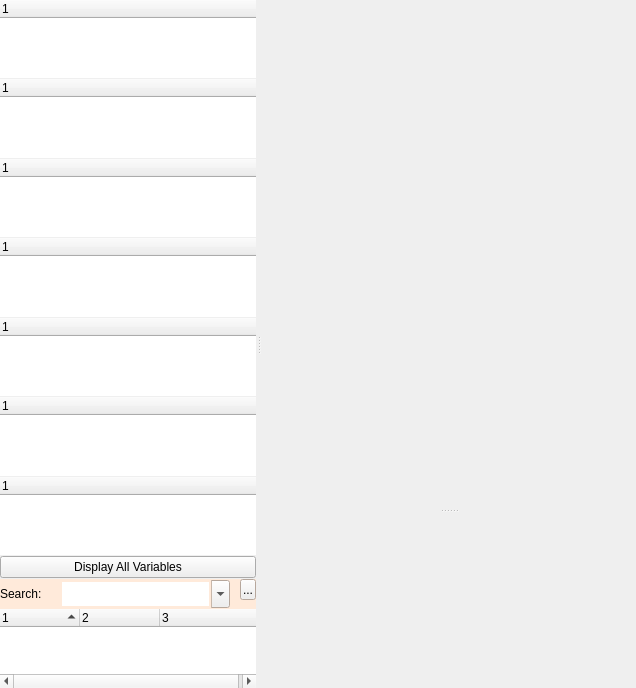
Before: the Qt Designer form src/ui/trigger_editor.ui in Mudlet/Mudlet, drawn with Qt 5.
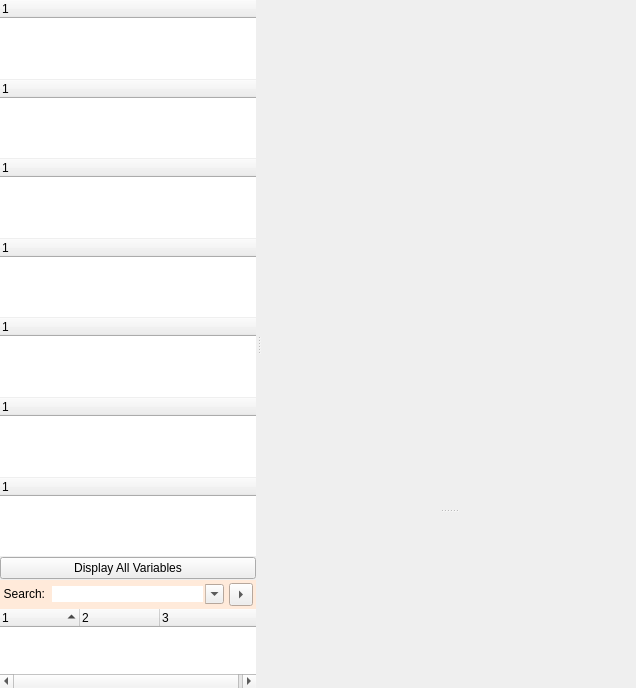
After: the same form once the commit is applied. Icons and pictures are not drawn. Custom widgets are drawn as their Qt base class.

Commit message: Revert: last commit and retry use of style-able built-in triangular icons

```diff
--- a/src/ui/trigger_editor.ui
+++ b/src/ui/trigger_editor.ui
@@ -577,61 +577,46 @@
               </property>
               <item>
                <widget class="QWidget" name="widget_searchTerm" native="true">
-                <layout class="QHBoxLayout" name="horizontalLayout_3">
-                 <property name="spacing">
-                  <number>0</number>
-                 </property>
+                <layout class="QGridLayout" name="gridLayout" columnstretch="0,1,0">
                  <property name="leftMargin">
-                  <number>0</number>
+                  <number>3</number>
                  </property>
                  <property name="topMargin">
-                  <number>0</number>
+                  <number>3</number>
                  </property>
                  <property name="rightMargin">
-                  <number>0</number>
+                  <number>3</number>
                  </property>
                  <property name="bottomMargin">
-                  <number>0</number>
+                  <number>3</number>
                  </property>
-                 <item>
+                 <property name="horizontalSpacing">
+                  <number>5</number>
+                 </property>
+                 <item row="0" column="0" alignment="Qt::AlignRight|Qt::AlignVCenter">
                   <widget class="QLabel" name="label_searchTerm">
                    <property name="sizePolicy">
-                    <sizepolicy hsizetype="Fixed" vsizetype="Preferred">
+                    <sizepolicy hsizetype="Preferred" vsizetype="Preferred">
                      <horstretch>0</horstretch>
                      <verstretch>0</verstretch>
                     </sizepolicy>
                    </property>
-                   <property name="minimumSize">
-                    <size>
-                     <width>60</width>
-                     <height>0</height>
-                    </size>
-                   </property>
                    <property name="text">
                     <string>Search:</string>
                    </property>
+                   <property name="alignment">
+                    <set>Qt::AlignRight|Qt::AlignTrailing|Qt::AlignVCenter</set>
+                   </property>
                   </widget>
                  </item>
-                 <item>
+                 <item row="0" column="1" alignment="Qt::AlignVCenter">
                   <widget class="QComboBox" name="comboBox_searchTerms">
                    <property name="sizePolicy">
-                    <sizepolicy hsizetype="Expanding" vsizetype="Fixed">
+                    <sizepolicy hsizetype="Expanding" vsizetype="Preferred">
                      <horstretch>0</horstretch>
                      <verstretch>0</verstretch>
                     </sizepolicy>
                    </property>
-                   <property name="minimumSize">
-                    <size>
-                     <width>50</width>
-                     <height>20</height>
-                    </size>
-                   </property>
-                   <property name="maximumSize">
-                    <size>
-                     <width>16777215</width>
-                     <height>28</height>
-                    </size>
-                   </property>
                    <property name="editable">
                     <bool>true</bool>
                    </property>
@@ -646,90 +631,46 @@
                    </property>
                   </widget>
                  </item>
-                 <item>
-                  <spacer name="horizontalSpacer_searchTerm">
-                   <property name="orientation">
-                    <enum>Qt::Horizontal</enum>
-                   </property>
-                   <property name="sizeType">
-                    <enum>QSizePolicy::Fixed</enum>
-                   </property>
-                   <property name="sizeHint" stdset="0">
-                    <size>
-                     <width>10</width>
-                     <height>13</height>
-                    </size>
-                   </property>
-                  </spacer>
-                 </item>
-                </layout>
-               </widget>
-              </item>
-              <item>
-               <widget class="QWidget" name="widget_searchAreaCloseButton" native="true">
-                <property name="sizePolicy">
-                 <sizepolicy hsizetype="Fixed" vsizetype="Expanding">
-                  <horstretch>0</horstretch>
-                  <verstretch>0</verstretch>
-                 </sizepolicy>
-                </property>
-                <property name="minimumSize">
-                 <size>
-                  <width>16</width>
-                  <height>0</height>
-                 </size>
-                </property>
-                <property name="maximumSize">
-                 <size>
-                  <width>16</width>
-                  <height>16777215</height>
-                 </size>
-                </property>
-                <layout class="QVBoxLayout" name="verticalLayout_7">
-                 <property name="spacing">
-                  <number>0</number>
-                 </property>
-                 <property name="leftMargin">
-                  <number>0</number>
-                 </property>
-                 <property name="topMargin">
-                  <number>0</number>
-                 </property>
-                 <property name="rightMargin">
-                  <number>0</number>
-                 </property>
-                 <property name="bottomMargin">
-                  <number>0</number>
-                 </property>
-                 <item>
+                 <item row="0" column="2" alignment="Qt::AlignHCenter|Qt::AlignVCenter">
                   <widget class="QToolButton" name="button_toggleSearchAreaResults">
+                   <property name="sizePolicy">
+                    <sizepolicy hsizetype="Maximum" vsizetype="Maximum">
+                     <horstretch>0</horstretch>
+                     <verstretch>0</verstretch>
+                    </sizepolicy>
+                   </property>
+                   <property name="minimumSize">
+                    <size>
+                     <width>16</width>
+                     <height>16</height>
+                    </size>
+                   </property>
+                   <property name="maximumSize">
+                    <size>
+                     <width>32</width>
+                     <height>32</height>
+                    </size>
+                   </property>
                    <property name="toolTip">
                     <string>Toggles the display of the search results area.</string>
                    </property>
                    <property name="text">
                     <string>...</string>
                    </property>
+                   <property name="iconSize">
+                    <size>
+                     <width>16</width>
+                     <height>16</height>
+                    </size>
+                   </property>
                    <property name="checkable">
                     <bool>true</bool>
                    </property>
                    <property name="arrowType">
-                    <enum>Qt::NoArrow</enum>
+                    <enum>Qt::RightArrow</enum>
                    </property>
                   </widget>
                  </item>
-                 <item>
-                  <spacer name="verticalSpacer_searchCloseButton">
-                   <property name="orientation">
-                    <enum>Qt::Vertical</enum>
-                   </property>
-                   <property name="sizeHint" stdset="0">
-                    <size>
-                     <width>20</width>
-                     <height>40</height>
-                    </size>
-                   </property>
-                  </spacer>
-                 </item>
                 </layout>
                </widget>
               </item>
```
The commit also changes 4 other files.
